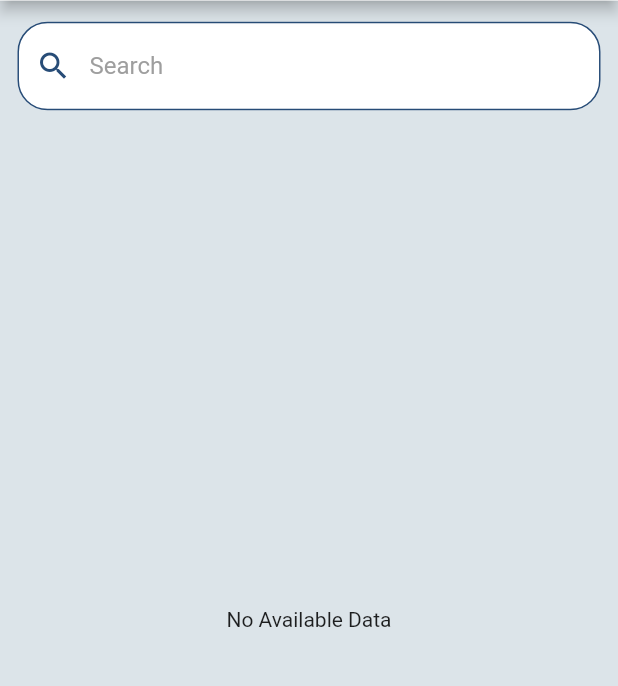
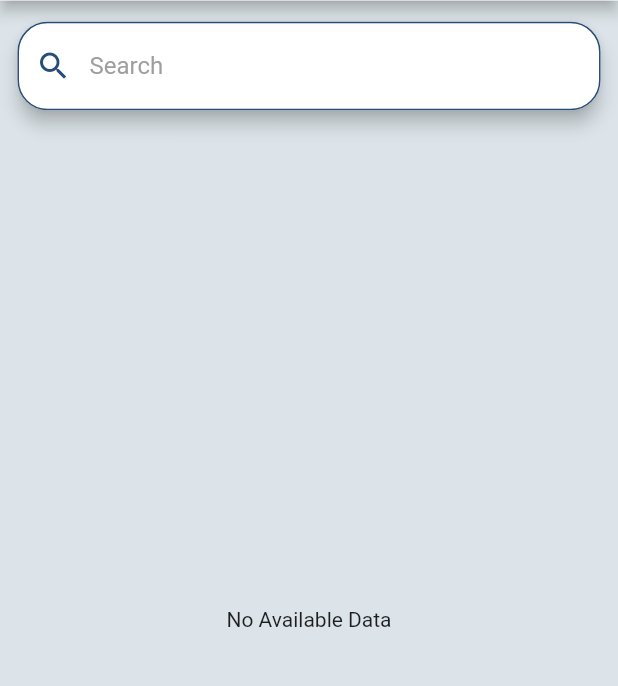
Before and after one commit to jonsonkurt/Quality-Control-Tracker, a Flutter app: the InspectorDashboardPage screen opened directly, on a phone screen of 412 x 824 dp, the part 123-809 px from its top. Run offline on Flutter 3.47's test engine with Material 2 defaults, Android fonts, the phone set to English and light mode, and no system bars; our stand-ins replace device_info_plus, dropdown_search, firebase_auth, firebase_core, firebase_database, firebase_messaging and 8 more; missing offline and left inert: encrypt, textfield_datepicker; accounts and stored records are empty; Roboto replaces fonts that are missing (GothamRnd).

Commit message:
added elevation for searchBoxes

```diff
--- a/lib/view/inspector/inspector_dashboard_page.dart
+++ b/lib/view/inspector/inspector_dashboard_page.dart
@@ -367,6 +367,9 @@ class _SearchBoxState extends State<SearchBox> {
             top: MediaQuery.of(context).size.height / 200,
             left: MediaQuery.of(context).size.width / 250,
             right: MediaQuery.of(context).size.width / 250),
+        child: Material(
+          borderRadius: BorderRadius.circular(20),
+          elevation: 5,
           child: TextField(
             controller: _searchController,
             style: const TextStyle(
@@ -401,6 +404,7 @@ class _SearchBoxState extends State<SearchBox> {
             onChanged: widget.onSearch,
           ),
         ),
+      ),
     );
   }
 }
--- a/lib/view/inspector/inspector_list_page.dart
+++ b/lib/view/inspector/inspector_list_page.dart
@@ -363,6 +363,9 @@ class _SearchBoxState extends State<SearchBox> {
             top: MediaQuery.of(context).size.height / 200,
             left: MediaQuery.of(context).size.width / 250,
             right: MediaQuery.of(context).size.width / 250),
+        child: Material(
+          borderRadius: BorderRadius.circular(20),
+          elevation: 5,
           child: TextField(
             controller: _searchController,
             style: const TextStyle(
@@ -397,6 +400,7 @@ class _SearchBoxState extends State<SearchBox> {
             onChanged: widget.onSearch,
           ),
         ),
+      ),
     );
   }
 }
--- a/lib/view/responsible_party/responsible_party_dashboard_page.dart
+++ b/lib/view/responsible_party/responsible_party_dashboard_page.dart
@@ -533,6 +533,9 @@ class _SearchBoxState extends State<SearchBox> {
             top: MediaQuery.of(context).size.height / 200,
             left: MediaQuery.of(context).size.width / 250,
             right: MediaQuery.of(context).size.width / 250),
+        child: Material(
+          borderRadius: BorderRadius.circular(20),
+          elevation: 5,
           child: TextField(
             controller: _searchController,
             style: const TextStyle(
@@ -567,6 +570,7 @@ class _SearchBoxState extends State<SearchBox> {
             onChanged: widget.onSearch,
           ),
         ),
+      ),
     );
   }
 }
```
Lines whose indentation alone changed are shown as unchanged.
